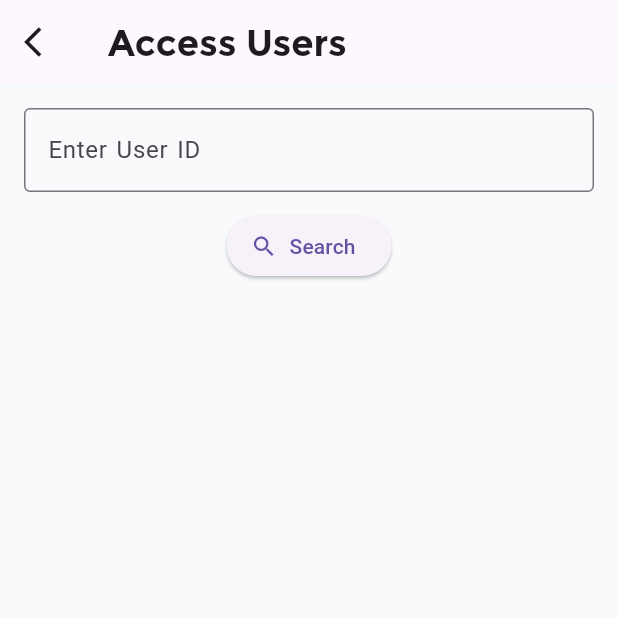
After one commit to 3khaled3/snapDealsApp_readMe, a Flutter app: the AccessUsers screen opened by its route, after a tap on "Search", on a phone screen of 412 x 824 dp, the top half of it. The commit adds this screen. Run offline on Flutter 3.47's test engine with Material 3 defaults, Android fonts, the phone set to English and light mode, and no system bars; our stand-ins replace bloc, cached_network_image, cloud_firestore, connectivity_plus, dartz, device_preview and 18 more; missing offline and left inert: flutter_sound, get_thumbnail_video; accounts and stored records are empty.

Commit message:
add access users feature

```diff
--- /dev/null
+++ b/lib/app/admin_feature/data/repositories/access_user_repo/access_user_repository.dart
@@ -0,0 +1,32 @@
+part of 'i_access_user_repository.dart';
+class AccessUserRepositoryImpl implements AccessUserRepository {
+  @override
+  Future<Either<FailureModel, Map<String, dynamic>>> getAllUsersData({required String limit, required String page})async {
+    return await HttpHelper.handleRequest(
+      (token) => HttpHelper.getData(
+        linkUrl: "${ApiEndpoints.users}?page=$page&limit=$limit",
+        token: token,
+      ),
+    );
+  }
+
+  @override
+  Future<Either<FailureModel, Map<String, dynamic>>> deleteUser({required String userId})async {
+    return await HttpHelper.handleRequest(
+      (token) => HttpHelper.deleteData(
+        linkUrl: ApiEndpoints.userById(userId),
+        token: token,
+      ),
+    );
+  }
+
+  @override
+  Future<Either<FailureModel, Map<String, dynamic>>> getUserDataById({required String userId})async {
+    return await HttpHelper.handleRequest(
+      (token) => HttpHelper.getData(
+        linkUrl: ApiEndpoints.userById(userId),
+        token: token,
+      ),
+    );
+  }
+}
--- /dev/null
+++ b/lib/app/admin_feature/model_view/access_user_cubit/access_user_cubit.dart
@@ -0,0 +1,45 @@
+import 'package:bloc/bloc.dart';
+import 'package:equatable/equatable.dart';
+import 'package:snap_deals/app/admin_feature/data/repositories/access_user_repo/i_access_user_repository.dart';
+import 'package:snap_deals/app/auth_feature/data/models/basic_user_model.dart';
+
+part 'access_user_state.dart';
+
+class AccessUserCubit extends Cubit<AccessUserState> {
+  AccessUserCubit() : super(AccessUserInitial());
+  final _accessUserRepository = AccessUserRepositoryImpl();
+
+
+  Future<void> getAllUsersData(
+      {required String limit, required String page}) async {
+    emit(GetAllUsersLoading());
+    final result =
+        await _accessUserRepository.getAllUsersData(limit: limit, page: page);
+    result.fold((l) => emit(GetAllUsersError()), (r) {
+      final List productsMap = r["data"];
+      final List<UserModel> products =
+          productsMap.map((product) => UserModel.fromJson(product)).toList();
+      emit(GetAllUsersSuccess(products));
+    });
+  }
+
+  Future<void> deleteUser(String userId) async {
+    emit(DeleteUserLoading());
+
+    final result =
+        await _accessUserRepository.deleteUser(userId: userId);
+
+    result.fold(
+      (failure) => emit(DeleteUserError()),
+      (data) => emit(DeleteUserSuccess()),
+    );
+  }
+
+   Future<void> getUserDataById(String userId) async {
+    emit(GetSpecificUserLoading());
+    final result = await _accessUserRepository.getUserDataById(userId:userId );
+    result.fold((l) => emit(GetSpecificUserError()), (r) {
+      emit(GetSpecificUserSuccess(UserModel.fromJson(r["data"])));
+    });
+  }
+}
--- /dev/null
+++ b/lib/app/admin_feature/model_view/access_user_cubit/access_user_state.dart
@@ -0,0 +1,35 @@
+part of 'access_user_cubit.dart';
+
+sealed class AccessUserState extends Equatable {
+  const AccessUserState();
+
+  @override
+  List<Object> get props => [];
+}
+
+// Initial State
+final class AccessUserInitial extends AccessUserState {}
+final class AccessUserLoading extends AccessUserState {}
+final class AccessUserError extends AccessUserState {}
+final class AccessUserSuccess extends AccessUserState {}
+
+// Get All Users
+final class GetAllUsersLoading extends AccessUserState {}
+final class GetAllUsersError extends AccessUserState {}
+final class GetAllUsersSuccess extends AccessUserState {
+   final List<UserModel> users;
+  const GetAllUsersSuccess(this.users);
+}
+
+// Delete User
+final class DeleteUserLoading extends AccessUserState {}
+final class DeleteUserError extends AccessUserState {}
+final class DeleteUserSuccess extends AccessUserState {}
+
+// Get Specific User
+final class GetSpecificUserLoading extends AccessUserState {}
+final class GetSpecificUserError extends AccessUserState {}
+final class GetSpecificUserSuccess extends AccessUserState {
+  final UserModel user;
+  const GetSpecificUserSuccess(this.user);
+}
--- a/lib/app/admin_feature/model_view/edit_category_cubit/edit_category_cubit.dart
+++ b/lib/app/admin_feature/model_view/edit_category_cubit/edit_category_cubit.dart
@@ -1,6 +1,6 @@
 import 'package:bloc/bloc.dart';
 import 'package:equatable/equatable.dart';
-import 'package:snap_deals/app/admin_feature/data/repositories/i_edit_category_repository.dart';
+import 'package:snap_deals/app/admin_feature/data/repositories/edit_category_repo/i_edit_category_repository.dart';
 import 'package:snap_deals/app/product_feature/data/models/product_model.dart';
 
 part 'edit_category_state.dart';
--- a/lib/app/admin_feature/view/navigation/admin_router.dart
+++ b/lib/app/admin_feature/view/navigation/admin_router.dart
@@ -1,6 +1,7 @@
 import 'package:flutter_bloc/flutter_bloc.dart';
 import 'package:go_router/go_router.dart';
 import 'package:snap_deals/app/admin_feature/model_view/edit_category_cubit/edit_category_cubit.dart';
+import 'package:snap_deals/app/admin_feature/view/pages/access_users.dart';
 import 'package:snap_deals/app/admin_feature/view/pages/edit_category.dart';
 
 abstract class AdminRouter {
@@ -22,6 +23,19 @@ abstract class AdminRouter {
       },
     ),
 
+     GoRoute(
+      path: AccessUsers.routeName,
+      builder: (context, state) {
+
+
+        return MultiBlocProvider(
+          providers: [
+            BlocProvider(create: (context) => EditCategoryCubit()),
+          ],
+          child: const AccessUsers(),
+        );
+      },
+    ),
     //add any other routes in same feature
   ];
 }
--- /dev/null
+++ b/lib/app/admin_feature/view/pages/access_users.dart
@@ -0,0 +1,51 @@
+import 'package:flutter/material.dart';
+import 'package:flutter/widgets.dart';
+import 'package:snap_deals/app/admin_feature/model_view/access_user_cubit/access_user_cubit.dart';
+import 'package:snap_deals/app/admin_feature/view/widgets/custom_search_user.dart';
+import 'package:snap_deals/app/admin_feature/view/widgets/user_builder.dart';
+import 'package:snap_deals/core/extensions/context_extension.dart';
+import 'package:snap_deals/core/themes/text_styles.dart';
+
+class AccessUsers extends StatelessWidget {
+  const AccessUsers({super.key});
+
+  static const String routeName = '/access-users';
+
+
+
+  @override
+  Widget build(BuildContext context) {
+    final AccessUserCubit accessUserCubit = AccessUserCubit();
+    return Scaffold(
+      appBar: AppBar(
+        title: Text(
+          context.tr.accessUsers,
+          style: AppTextStyles.bold24(),
+        ),
+        leading: IconButton(
+          onPressed: () {
+            Navigator.pop(context);
+          },
+          icon: const Icon(Icons.arrow_back_ios),
+        ),
+      ),
+      body: Padding(
+        padding: const EdgeInsets.all(16),
+        child: Column(
+          children: [
+            /// 🔍 عنصر البحث عن مستخدم بالـ ID
+            SearchUserByIdWidget(
+              onSearch: (userId) async {
+                await accessUserCubit.getUserDataById(userId);
+              },
+            ),
+            const SizedBox(height: 20),
+
+            /// 👤 عرض قائمة المستخدمين
+            const Expanded(child: UserBuilder()),
+          ],
+        ),
+      ),
+    );
+  }
+}
--- a/lib/app/admin_feature/view/pages/edit_category.dart
+++ b/lib/app/admin_feature/view/pages/edit_category.dart
@@ -107,12 +107,12 @@ void showAddCategory(BuildContext context) {
               if (state is AddCategorySuccess) {
                 Navigator.pop(context);
                 ScaffoldMessenger.of(context).showSnackBar(
-                  const SnackBar(content: Text("تمت الإضافة بنجاح")),
+                   SnackBar(content: Text(context.tr.add_category_success)),
                 );
                 cubit.getAllCategoryData(); // ✅ إعادة تحميل البيانات
               } else if (state is AddCategoryError) {
                 ScaffoldMessenger.of(context).showSnackBar(
-                  const SnackBar(content: Text("حدث خطأ أثناء الإضافة")),
+                   SnackBar(content: Text(context.tr.add_category_error)),
                 );
               }
             },
--- /dev/null
+++ b/lib/app/admin_feature/view/widgets/custom_search_user.dart
@@ -0,0 +1,51 @@
+import 'package:flutter/material.dart';
+
+class SearchUserByIdWidget extends StatefulWidget {
+  final Future<void> Function(String userId) onSearch;
+
+  const SearchUserByIdWidget({super.key, required this.onSearch});
+
+  @override
+  State<SearchUserByIdWidget> createState() => _SearchUserByIdWidgetState();
+}
+
+class _SearchUserByIdWidgetState extends State<SearchUserByIdWidget> {
+  final TextEditingController _controller = TextEditingController();
+  bool _isLoading = false;
+
+  Future<void> _handleSearch() async {
+    final userId = _controller.text.trim();
+    if (userId.isEmpty) return;
+
+    setState(() => _isLoading = true);
+    await widget.onSearch(userId);
+    setState(() => _isLoading = false);
+  }
+
+  @override
+  Widget build(BuildContext context) {
+    return Column(
+      children: [
+        TextField(
+          controller: _controller,
+          decoration: const InputDecoration(
+            labelText: 'Enter User ID',
+            border: OutlineInputBorder(),
+          ),
+        ),
+        const SizedBox(height: 12),
+        ElevatedButton.icon(
+          onPressed: _isLoading ? null : _handleSearch,
+          icon: _isLoading
+              ? const SizedBox(
+                  width: 16,
+                  height: 16,
+                  child: CircularProgressIndicator(strokeWidth: 2),
+                )
+              : const Icon(Icons.search),
+          label: Text(_isLoading ? 'Searching...' : 'Search'),
+        ),
+      ],
+    );
+  }
+}
--- /dev/null
+++ b/lib/app/admin_feature/view/widgets/shimmer_user_card.dart
@@ -0,0 +1,107 @@
+import 'package:flutter/material.dart';
+import 'package:shimmer/shimmer.dart';
+
+class ShimmerUserCard extends StatelessWidget {
+  const ShimmerUserCard({super.key});
+
+  @override
+  Widget build(BuildContext context) {
+    return Card(
+      elevation: 4,
+      shape: RoundedRectangleBorder(
+        side: const BorderSide(color: Colors.grey, width: 0.5),
+        borderRadius: BorderRadius.circular(12),
+      ),
+      margin: const EdgeInsets.symmetric(horizontal: 10, vertical: 8),
+      child: Padding(
+        padding: const EdgeInsets.all(12),
+        child: Shimmer.fromColors(
+          baseColor: Colors.grey.shade300,
+          highlightColor: Colors.grey.shade100,
+          child: Column(
+            crossAxisAlignment: CrossAxisAlignment.start,
+            children: [
+              Row(
+                children: [
+                  // ID placeholder
+                  Container(
+                    height: 20,
+                    width: 100,
+                    decoration: BoxDecoration(
+                      color: Colors.white,
+                      borderRadius: BorderRadius.circular(4),
+                    ),
+                  ),
+                  const SizedBox(width: 8),
+                  const Icon(Icons.copy, color: Colors.white),
+                  const Spacer(),
+                  const Icon(Icons.delete, color: Colors.white),
+                ],
+              ),
+              const SizedBox(height: 8),
+              Row(
+                children: [
+                  // Image placeholder
+                  CircleAvatar(
+                    backgroundColor: Colors.white,
+                    radius: 37,
+                  ),
+                  const SizedBox(width: 20),
+                  Column(
+                    crossAxisAlignment: CrossAxisAlignment.start,
+                    children: [
+                      Row(
+                        children: [
+                          Container(
+                            height: 16,
+                            width: 120,
+                            decoration: BoxDecoration(
+                              color: Colors.white,
+                              borderRadius: BorderRadius.circular(4),
+                            ),
+                          ),
+                          const SizedBox(width: 8),
+                          const Icon(Icons.copy, color: Colors.white),
+                        ],
+                      ),
+                      const SizedBox(height: 7),
+                      Row(
+                        children: [
+                          Container(
+                            height: 14,
+                            width: 160,
+                            decoration: BoxDecoration(
+                              color: Colors.white,
+                              borderRadius: BorderRadius.circular(4),
+                            ),
+                          ),
+                          const SizedBox(width: 8),
+                          const Icon(Icons.copy, color: Colors.white),
+                        ],
+                      ),
+                      const SizedBox(height: 7),
+                      Row(
+                        children: [
+                          Container(
+                            height: 14,
+                            width: 140,
+                            decoration: BoxDecoration(
+                              color: Colors.white,
+                              borderRadius: BorderRadius.circular(4),
+                            ),
+                          ),
+                          const SizedBox(width: 8),
+                          const Icon(Icons.copy, color: Colors.white),
+                        ],
+                      ),
+                    ],
+                  ),
+                ],
+              ),
+            ],
+          ),
+        ),
+      ),
+    );
+  }
+}
--- /dev/null
+++ b/lib/app/admin_feature/view/widgets/user_builder.dart
@@ -0,0 +1,185 @@
+import 'package:flutter/material.dart';
+import 'package:flutter_bloc/flutter_bloc.dart';
+import 'package:snap_deals/app/admin_feature/model_view/access_user_cubit/access_user_cubit.dart';
+import 'package:snap_deals/app/admin_feature/view/widgets/shimmer_user_card.dart';
+import 'package:snap_deals/app/admin_feature/view/widgets/user_card.dart';
+import 'package:snap_deals/app/auth_feature/data/models/basic_user_model.dart';
+import 'package:snap_deals/app/home_feature/view/widgets/shimmer_product_card.dart';
+
+class UserBuilder extends StatefulWidget {
+  const UserBuilder({super.key});
+
+  @override
+  State<UserBuilder> createState() => _UserBuilderState();
+}
+
+class _UserBuilderState extends State<UserBuilder> {
+  final ScrollController _scrollController = ScrollController();
+  final AccessUserCubit accessUserCubit = AccessUserCubit();
+
+  int page = 1;
+  final int limit = 5;
+  bool _isLoading = false;
+  bool _hasMore = true;
+  List<UserModel> _users = [];
+
+  @override
+  void initState() {
+    super.initState();
+    _loadInitialProducts();
+    _scrollController.addListener(_onScroll);
+  }
+
+  @override
+  void dispose() {
+    _scrollController.removeListener(_onScroll);
+    _scrollController.dispose();
+    super.dispose();
+  }
+
+  void _loadInitialProducts() {
+    accessUserCubit.getAllUsersData(
+      page: page.toString(),
+      limit: limit.toString(),
+    );
+  }
+
+  void _onScroll() {
+    if (_scrollController.position.pixels >=
+            _scrollController.position.maxScrollExtent - 200 &&
+        !_isLoading &&
+        _hasMore) {
+      _loadMoreProducts();
+    }
+  }
+
+  void _loadMoreProducts() {
+    setState(() => _isLoading = true);
+    page++;
+    accessUserCubit.getAllUsersData(
+      page: page.toString(),
+      limit: limit.toString(),
+    );
+  }
+
+  @override
+  Widget build(BuildContext context) {
+    return SizedBox(
+      height: 275,
+      child: BlocConsumer<AccessUserCubit, AccessUserState>(
+        bloc: accessUserCubit,
+        listener: (context, state) {
+          if (state is GetAllUsersSuccess) {
+            _isLoading = false;
+
+            if (page == 1) {
+              _users = state.users;
+            } else {
+              _users.addAll(state.users);
+            }
+
+            if (state.users.length < limit) {
+              _hasMore = false;
+            }
+          } else if (state is GetAllUsersError) {
+            _isLoading = false;
+            page--;
+          }
+        },
+        builder: (context, state) {
+  // ✅ عرض المستخدم المحدد فقط إذا تم البحث بالـ ID
+  if (state is GetSpecificUserSuccess) {
+    final user = state.user;
+    return SingleChildScrollView(
+      scrollDirection: Axis.vertical,
+      child: Column(
+        children: [
+         UserCard(uesrs: user),
+          const SizedBox(height: 16),
+          TextButton(
+            onPressed: () {
+              page = 1;
+              _users.clear();
+              _hasMore = true;
+              _isLoading = false;
+              accessUserCubit.getAllUsersData(
+                page: page.toString(),
+                limit: limit.toString(),
+              );
+            },
+            child: const Text("عرض جميع المستخدمين"),
+          ),
+        ],
+      ),
+    );
+  }
+
+  // 👇 باقي الحالات كما هي (قائمة المستخدمين، shimmer، إلخ)
+  if (state is GetAllUsersLoading && page == 1) {
+    return SingleChildScrollView(
+      scrollDirection: Axis.vertical,
+      child: Row(
+        children: List.generate(5, (index) => const ShimmerUserCard()),
+      ),
+    );
+  } else if (state is GetAllUsersError && page == 1) {
+    return Center(
+      child: Column(
+        mainAxisAlignment: MainAxisAlignment.center,
+        children: [
+          const Text("Error loading products"),
+          ElevatedButton(
+            onPressed: _loadInitialProducts,
+            child: const Text("Retry"),
+          ),
+        ],
+      ),
+    );
+  } else {
+    return Stack(
+      children: [
+        SingleChildScrollView(
+          scrollDirection: Axis.vertical,
+          controller: _scrollController,
+          child: Row(
+            children: [
+              ..._users.map(
+                (user) => UserCard(uesrs: user)
+              ),
+              if (_isLoading)
+                Row(
+                  children:
+                      List.generate(5, (index) => const ShimmerProductCard()),
+                ),
+              if (!_hasMore && _users.isNotEmpty)
+                const Padding(
+                  padding: EdgeInsets.symmetric(horizontal: 8.0),
+                  child: Center(child: Text("No more users")),
+                ),
+            ],
+          ),
+        ),
+        if (state is GetAllUsersError && page > 1)
+          Positioned(
+            bottom: 0,
+            right: 0,
+            child: GestureDetector(
+              onTap: _loadMoreProducts,
+              child: Container(
+                padding: const EdgeInsets.all(8),
+                color: Colors.red.withOpacity(0.7),
+                child: const Text(
+                  "Error loading more. Tap to retry",
+                  style: TextStyle(color: Colors.white),
+                ),
+              ),
+            ),
+          ),
+      ],
+    );
+  }
+}
+),
+    );
+  }
+}
--- a/lib/core/localization/l10n/intl_en.arb
+++ b/lib/core/localization/l10n/intl_en.arb
@@ -143,5 +143,10 @@
     "update_category_hint": "Update Category Name",
     "update_category_success": "Category updated successfully",
     "update_category_error": "Error updating category",
-    "deleteWord": "Delete"
+    "deleteWord": "Delete",
+    "accessUsers": "Access Users",
+    "copyTextSuccess": "Text copied to clipboard",
+    "copyTextError": "Error copying text",
+    "deleteUser": "Delete User",
+    "deleteUserHint": "Are you sure you want to delete this user?"
 }
```
Also changed, not shown: lib/app/admin_feature/data/repositories/access_user_repo/i_access_user_repository.dart (added, +14 -0 lines), lib/app/admin_feature/view/widgets/custom_copy_button.dart (added, +26 -0 lines), lib/app/admin_feature/view/widgets/custom_dialog.dart (+33 -0 lines), lib/app/admin_feature/view/widgets/user_card.dart (added, +97 -0 lines), lib/app/auth_feature/view/pages/profile_view/profile.dart (+11 -0 lines), lib/core/localization/l10n/intl_ar.arb (+6 -1 lines), lib/app/admin_feature/data/repositories/edit_category_repo/edit_category_repository.dart (renamed from lib/app/admin_feature/data/repositories/edit_category_repository.dart), lib/app/admin_feature/data/repositories/edit_category_repo/i_edit_category_repository.dart (renamed from lib/app/admin_feature/data/repositories/i_edit_category_repository.dart), lib/core/localization/generated/intl/messages_ar.dart, lib/core/localization/generated/intl/messages_en.dart, lib/core/localization/generated/l10n.dart, 4 other files.
